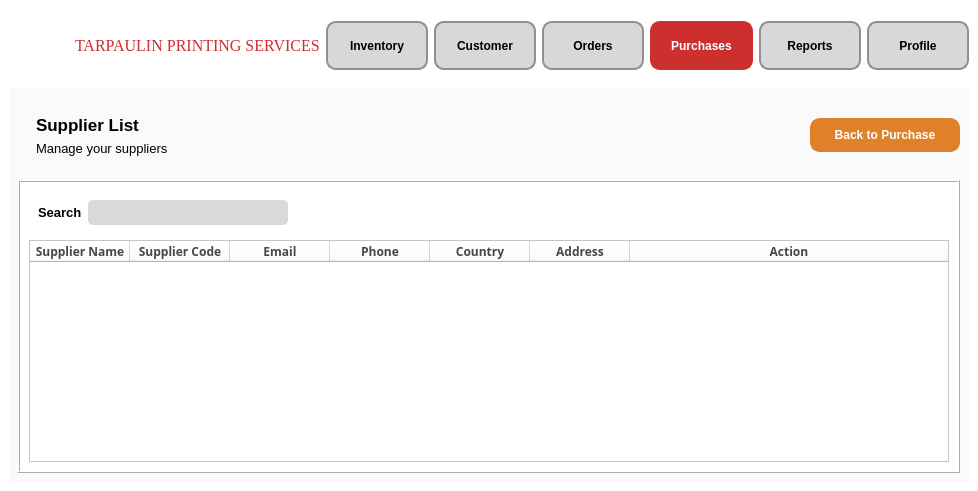
The window that AdminSupplierPage.ui (CMacan/MCAV-desktop-app) describes before a commit, drawn with Qt 5.
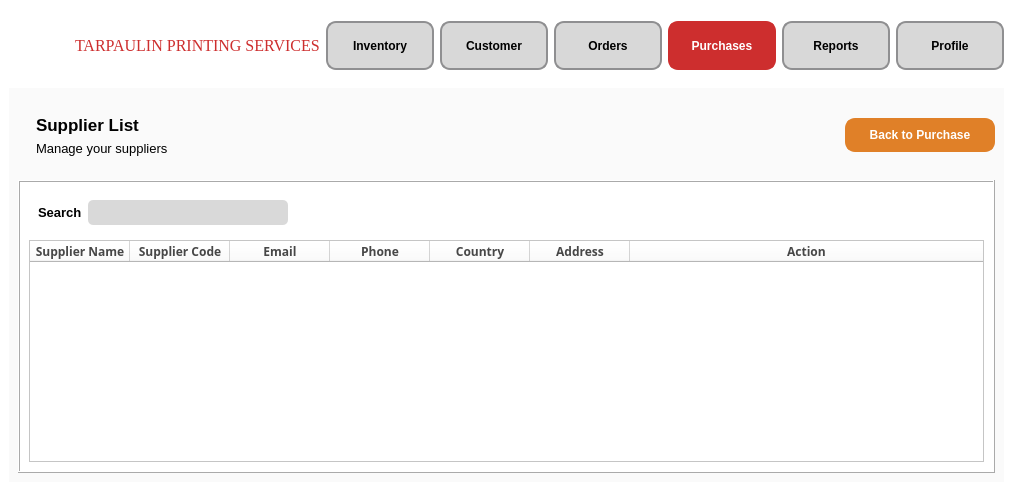
The same window after the commit. Icons and pictures are not drawn.

```diff
--- a/AdminSupplierPage.ui
+++ b/AdminSupplierPage.ui
@@ -6,7 +6,7 @@
    <rect>
     <x>0</x>
     <y>0</y>
-    <width>978</width>
+    <width>1013</width>
     <height>491</height>
    </rect>
   </property>
```
